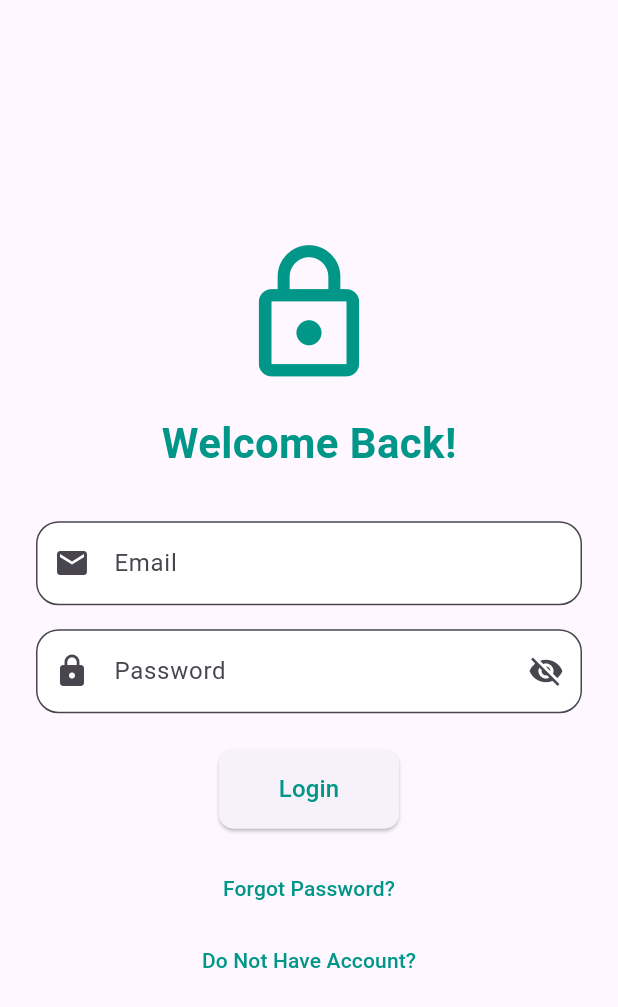
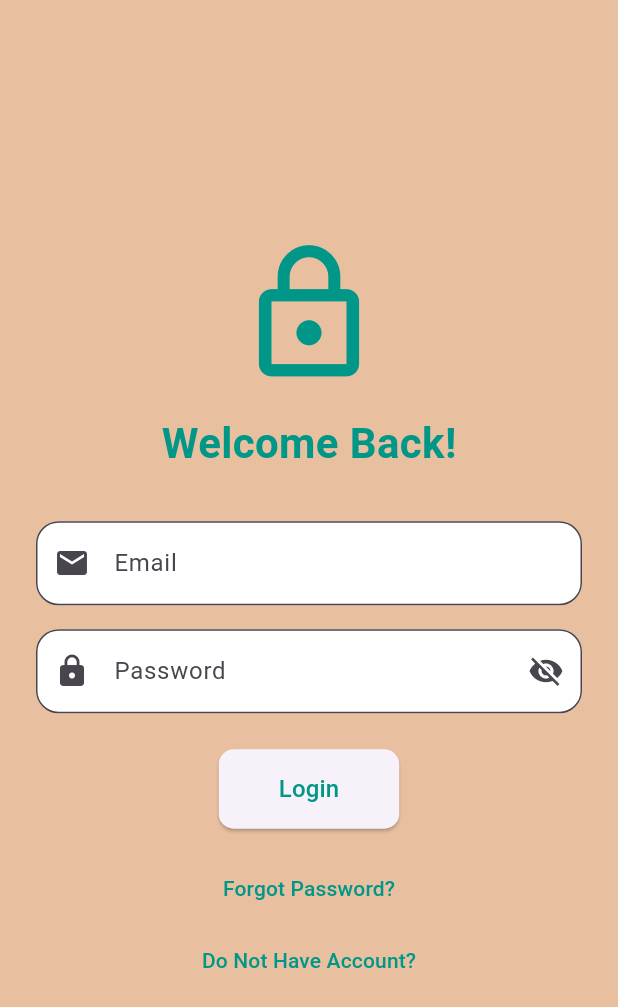
Before and after one commit to mariamalaa76/PetsApp, a Flutter app: the screen it shows after launch, on a phone screen of 412 x 824 dp. Shown: the top 1007 px of the screen. Run offline on Flutter 3.47's test engine with Material 3 defaults, Android fonts, the phone set to English and light mode, and no system bars; our stand-ins replace hexcolor, image_picker.

Commit message:
edit background

```diff
--- a/lib/main.dart
+++ b/lib/main.dart
@@ -1,4 +1,5 @@
 import 'package:flutter/material.dart';
+import 'package:hexcolor/hexcolor.dart';
 import 'layout/home_layout/home.dart';
 import 'modules/category/category.dart';
 import 'modules/login/login.dart';
@@ -14,7 +15,10 @@ class MyApp extends StatelessWidget {
   Widget build(BuildContext context) {
     return MaterialApp(
       debugShowCheckedModeBanner: false,
-      home:LoginScreen()
+      home:LoginScreen(),
+      theme: ThemeData(
+        scaffoldBackgroundColor: HexColor('#E8C0A0')
+      ),
     );
   }
 }
--- a/pubspec.yaml
+++ b/pubspec.yaml
@@ -33,6 +33,7 @@ dependencies:
   flutter_bloc: ^8.1.0
   image_picker: ^1.1.2
   permission_handler: ^11.3.1
+  hexcolor: ^3.0.1
 
 
   # The following adds the Cupertino Icons font to your application.
```
Also changed, not shown: pubspec.lock.
